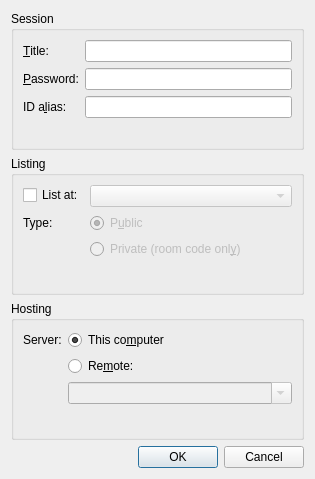
This is src/desktop/ui/hostdialog.ui in drawpile/Drawpile as Qt 5 draws it before an edit. The edited form follows.
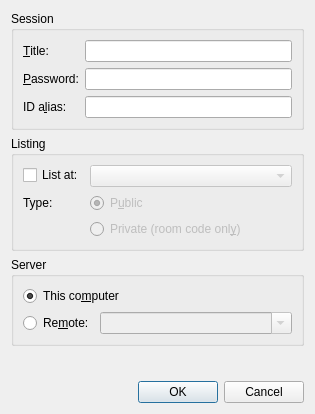
This is the edited form.

Commit message: Small host dialog simplification

```diff
--- a/src/desktop/ui/hostdialog.ui
+++ b/src/desktop/ui/hostdialog.ui
@@ -10,7 +10,7 @@
     <x>0</x>
     <y>0</y>
     <width>315</width>
-    <height>479</height>
+    <height>414</height>
    </rect>
   </property>
   <property name="windowTitle">
@@ -157,17 +157,10 @@
    <item>
     <widget class="QGroupBox" name="groupBox">
      <property name="title">
-      <string>Hosting</string>
+      <string>Server</string>
      </property>
-     <layout class="QFormLayout" name="formLayout_3">
-      <item row="1" column="0">
-       <widget class="QLabel" name="label_5">
-        <property name="text">
-         <string>Server:</string>
-        </property>
-       </widget>
-      </item>
-      <item row="1" column="1">
+     <layout class="QVBoxLayout" name="verticalLayout_2">
+      <item>
        <widget class="QRadioButton" name="uselocal">
         <property name="toolTip">
          <string>Use Drawpile's built-in server</string>
@@ -180,7 +173,9 @@
         </property>
        </widget>
       </item>
-      <item row="3" column="1">
+      <item>
+       <layout class="QHBoxLayout" name="horizontalLayout">
+        <item>
        <widget class="QRadioButton" name="useremote">
         <property name="toolTip">
          <string>Use an external dedicated server</string>
@@ -190,7 +185,7 @@
         </property>
        </widget>
       </item>
-      <item row="5" column="1">
+        <item>
        <widget class="QComboBox" name="remotehost">
         <property name="enabled">
          <bool>false</bool>
@@ -222,8 +217,23 @@
        </widget>
       </item>
      </layout>
+      </item>
+     </layout>
     </widget>
    </item>
+   <item>
+    <spacer name="verticalSpacer">
+     <property name="orientation">
+      <enum>Qt::Vertical</enum>
+     </property>
+     <property name="sizeHint" stdset="0">
+      <size>
+       <width>20</width>
+       <height>1</height>
+      </size>
+     </property>
+    </spacer>
+   </item>
    <item>
     <widget class="QDialogButtonBox" name="buttons">
      <property name="orientation">
```
Lines whose indentation alone changed are shown as unchanged.
